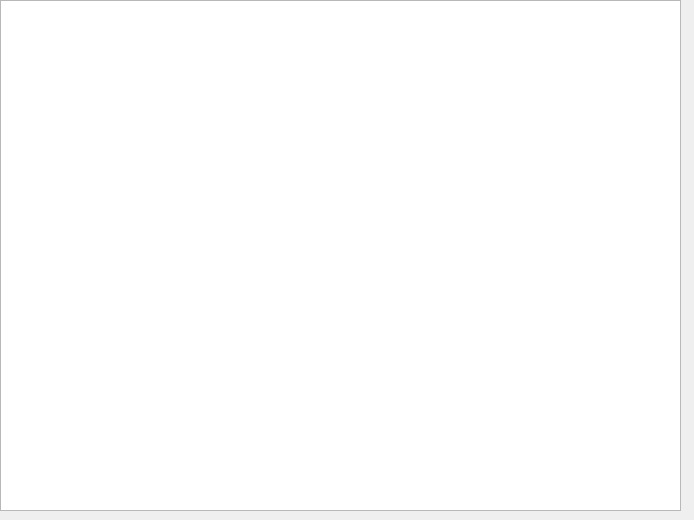
Above: View/BidTransactionMadePopup.ui from maybeIllchangeitlater/SimpleStockExchange before the change. Below: the same form after it.
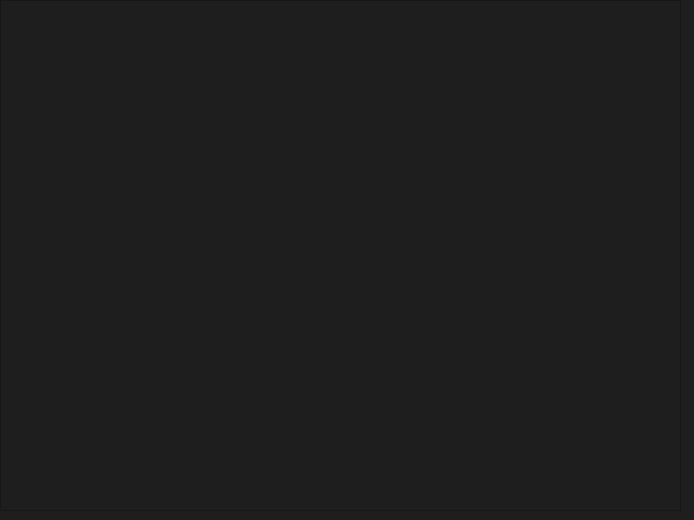
That is the form after the change.

Commit message: style sheets and round buttons

```diff
--- a/View/BidTransactionMadePopup.ui
+++ b/View/BidTransactionMadePopup.ui
@@ -11,7 +11,27 @@
    </rect>
   </property>
   <property name="windowTitle">
-   <string>Dialog</string>
+   <string>Transactions</string>
+  </property>
+  <property name="styleSheet">
+   <string notr="true">QWidget {
+    background-color: #1E1E1E;
+    color: #FFFFFF;
+}
+
+QLineEdit, QTextEdit, QPlainTextEdit {
+    background-color: #2E2E2E;
+    color: #FFFFFF;
+}
+
+QPushButton {
+    background-color: #404040;
+    color: #FFFFFF;
+    border: 1px solid #606060;
+    border-radius: 10px; 
+    padding: 5px 10px;  
+}
+</string>
   </property>
   <widget class="QListWidget" name="TransactionViewer">
    <property name="geometry">
```
The commit also changes 13 other files.
